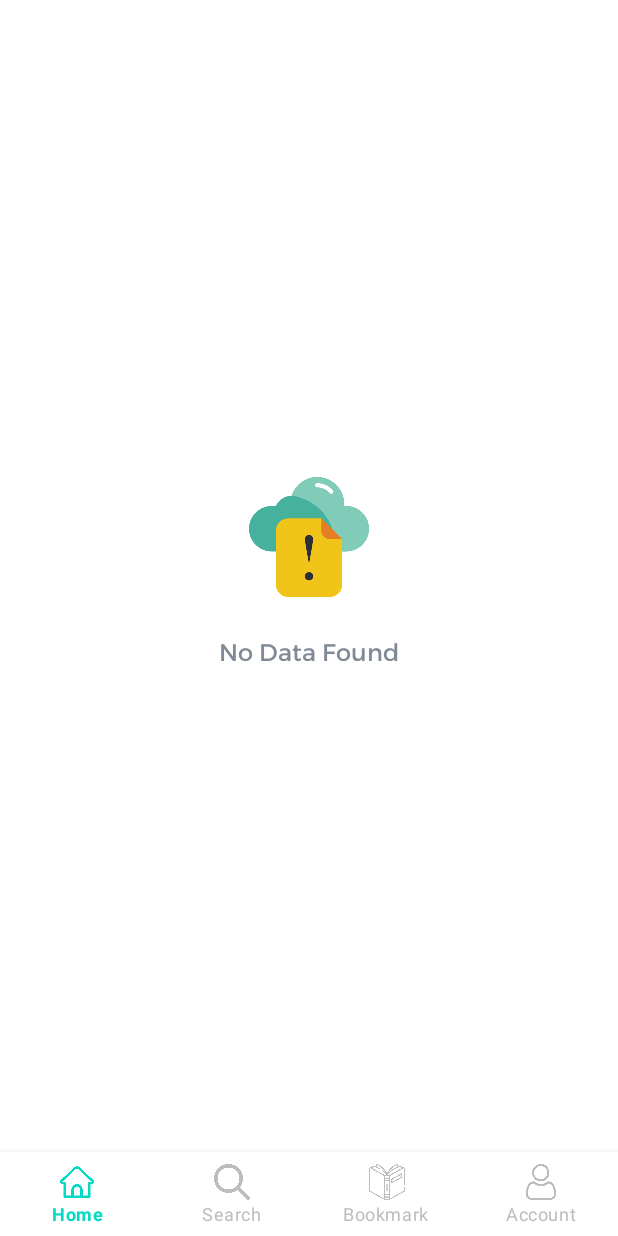
After one commit to jiban95/Newsapp, an Android app: the fragment NewsBookmarkListFragment placed in its activity, on a phone screen of 412 x 824 dp. The commit adds this screen. Run offline under Robolectric (Android 15) with nearby library versions, the phone set to English and light mode, and no system bars; our stand-ins replace Dagger/Hilt's generated code.

Commit message:
Initial Commit

```diff
--- a/app/src/main/java/com/example/newsapp/MainActivity.kt
+++ b/app/src/main/java/com/example/newsapp/MainActivity.kt
@@ -4,6 +4,7 @@ import android.os.Bundle
 import androidx.appcompat.app.AppCompatActivity
 import androidx.fragment.app.Fragment
 import com.example.newsapp.databinding.ActivityMainBinding
+import com.example.newsapp.presentation.news_bookmark.NewsBookmarkListFragment
 import com.example.newsapp.presentation.news_list.NewsListFragment
 import dagger.hilt.android.AndroidEntryPoint
 
@@ -28,8 +29,8 @@ class MainActivity : AppCompatActivity() {
                 R.id.home -> {
                     fragment = NewsListFragment()
                 }
-                R.id.search -> {
-
+                R.id.bookmark -> {
+                    fragment = NewsBookmarkListFragment()
                 }
             }
 
--- a/app/src/main/java/com/example/newsapp/data/model/dao/NewsDao.kt
+++ b/app/src/main/java/com/example/newsapp/data/model/dao/NewsDao.kt
@@ -21,7 +21,7 @@ interface NewsDao {
     @Query("DELETE FROM newData")
     fun deleteAllNews()
 
-    @Query("SELECT * FROM newData WHERE id=:ids")
-    fun getNewsBookMark(ids: Int):NewsBookMark
+    @Query("SELECT * FROM newData")
+    fun getNewsBookMark():List<NewsBookMark>
 
 }
--- a/app/src/main/java/com/example/newsapp/domain/repository/NewsDataRepository.kt
+++ b/app/src/main/java/com/example/newsapp/domain/repository/NewsDataRepository.kt
@@ -14,8 +14,8 @@ class NewsDataRepository @Inject constructor(private val newsDao: NewsDao) {
         newsDao.deleteAllNews()
     }
 
-    fun getNewsBookMark(ids: Int): NewsBookMark {
-        return newsDao.getNewsBookMark(ids)
+    fun getNewsBookMark(): List<NewsBookMark> {
+        return newsDao.getNewsBookMark()
     }
 
     fun getCount(): LiveData<Int> {
--- a/app/src/main/java/com/example/newsapp/domain/use_case/NewsDbUseCase.kt
+++ b/app/src/main/java/com/example/newsapp/domain/use_case/NewsDbUseCase.kt
@@ -15,8 +15,8 @@ class NewsDbUseCase @Inject constructor(private val newsDatabaseRepo: NewsDataRe
         newsDatabaseRepo.deleteNewsBookMark()
     }
 
-    fun getNewsBookMark(ids: Int): NewsBookMark {
-        return newsDatabaseRepo.getNewsBookMark(ids)
+    fun getNewsBookMark(): List<NewsBookMark> {
+        return newsDatabaseRepo.getNewsBookMark()
     }
 
     fun getCount(): LiveData<Int> {
--- /dev/null
+++ b/app/src/main/java/com/example/newsapp/presentation/news_bookmark/NewsBookmarkListFragment.kt
@@ -0,0 +1,49 @@
+package com.example.newsapp.presentation.news_bookmark
+
+import android.os.Bundle
+import android.view.LayoutInflater
+import android.view.View
+import android.view.ViewGroup
+import androidx.fragment.app.Fragment
+import androidx.fragment.app.viewModels
+import androidx.lifecycle.coroutineScope
+import androidx.recyclerview.widget.GridLayoutManager
+import com.example.newsapp.databinding.FragmentNewsbookmarkListBinding
+import com.example.newsapp.presentation.news_db_operation.NewsDatabaseViewModel
+import dagger.hilt.android.AndroidEntryPoint
+
+@AndroidEntryPoint
+class NewsBookmarkListFragment : Fragment() {
+    private val newsDatabaseViewModel: NewsDatabaseViewModel by viewModels()
+    private var _binding: FragmentNewsbookmarkListBinding? = null
+
+    override fun onCreateView(
+        inflater: LayoutInflater,
+        container: ViewGroup?,
+        savedInstanceState: Bundle?
+    ): View? {
+        _binding = FragmentNewsbookmarkListBinding.inflate(inflater, container, false)
+        return _binding?.root
+    }
+
+    override fun onViewCreated(view: View, savedInstanceState: Bundle?) {
+        super.onViewCreated(view, savedInstanceState)
+
+        _binding!!.newsRecycler.layoutManager = GridLayoutManager(
+            context,
+            2
+        )
+
+        lifecycle.coroutineScope.launchWhenCreated {
+
+            val newsBookmarkData = newsDatabaseViewModel.getNewsBookMark()
+            if (newsBookmarkData != null && newsBookmarkData.isNotEmpty()) {
+                val newsBookmarkAdapter = NewsBookmarkAdapter(newsBookmarkData)
+                _binding!!.newsRecycler.adapter = newsBookmarkAdapter
+            } else {
+                _binding!!.imgNoRecord.visibility = View.VISIBLE
+                _binding!!.tvNoDataFound.visibility = View.VISIBLE
+            }
+        }
+    }
+}
--- a/app/src/main/java/com/example/newsapp/presentation/news_db_operation/NewsDatabaseViewModel.kt
+++ b/app/src/main/java/com/example/newsapp/presentation/news_db_operation/NewsDatabaseViewModel.kt
@@ -26,8 +26,8 @@ class NewsDatabaseViewModel @Inject constructor(private val newsDbUseCase: NewsD
         }
     }
 
-    suspend fun getNewsBookMark(ids: Int): NewsBookMark = withContext(Dispatchers.IO) {
-        return@withContext newsDbUseCase.getNewsBookMark(ids)
+    suspend fun getNewsBookMark(): List<NewsBookMark> = withContext(Dispatchers.IO) {
+        return@withContext newsDbUseCase.getNewsBookMark()
     }
 
     fun getCount(): LiveData<Int> {
--- /dev/null
+++ b/app/src/main/res/drawable/ic_turned_in.xml
@@ -0,0 +1,5 @@
+<vector android:height="24dp" android:tint="#000000"
+    android:viewportHeight="24" android:viewportWidth="24"
+    android:width="24dp" xmlns:android="http://schemas.android.com/apk/res/android">
+    <path android:fillColor="@android:color/white" android:pathData="M17,3H7c-1.1,0 -1.99,0.9 -1.99,2L5,21l7,-3 7,3V5c0,-1.1 -0.9,-2 -2,-2z"/>
+</vector>
--- /dev/null
+++ b/app/src/main/res/layout/fragment_newsbookmark_list.xml
@@ -0,0 +1,44 @@
+<?xml version="1.0" encoding="utf-8"?>
+<androidx.constraintlayout.widget.ConstraintLayout xmlns:android="http://schemas.android.com/apk/res/android"
+    xmlns:app="http://schemas.android.com/apk/res-auto"
+    android:layout_width="match_parent"
+    android:layout_height="match_parent">
+
+    <androidx.recyclerview.widget.RecyclerView
+        android:id="@+id/newsRecycler"
+        android:layout_width="match_parent"
+        android:layout_height="0dp"
+        android:layout_margin="8dp"
+        app:layout_constraintBottom_toBottomOf="parent"
+        app:layout_constraintEnd_toEndOf="parent"
+        app:layout_constraintStart_toStartOf="parent"
+        app:layout_constraintTop_toTopOf="parent" />
+
+    <androidx.appcompat.widget.AppCompatImageView
+        android:id="@+id/imgNoRecord"
+        android:layout_width="80dp"
+        android:layout_height="80dp"
+        android:src="@drawable/no_data"
+        android:visibility="invisible"
+        app:layout_constraintBottom_toTopOf="@+id/tvNoDataFound"
+        app:layout_constraintEnd_toEndOf="parent"
+        app:layout_constraintStart_toStartOf="parent"
+        app:layout_constraintTop_toTopOf="parent"
+        app:layout_constraintVertical_chainStyle="packed" />
+
+    <androidx.appcompat.widget.AppCompatTextView
+        android:id="@+id/tvNoDataFound"
+        android:layout_width="wrap_content"
+        android:layout_height="wrap_content"
+        android:layout_marginTop="24dp"
+        android:text="@string/no_data_found"
+        android:textColor="@color/black_gray"
+        android:textSize="16sp"
+        android:visibility="invisible"
+        app:fontFamily="@font/regular_font"
+        app:layout_constraintBottom_toBottomOf="parent"
+        app:layout_constraintEnd_toEndOf="parent"
+        app:layout_constraintStart_toStartOf="parent"
+        app:layout_constraintTop_toBottomOf="@+id/imgNoRecord" />
+
+</androidx.constraintlayout.widget.ConstraintLayout>
```
Also changed, not shown: app/src/main/java/com/example/newsapp/domain/model/News.kt (+12 -1 lines), app/src/main/java/com/example/newsapp/presentation/news_bookmark/NewsBookmarkAdapter.kt (added, +41 -0 lines), app/src/main/java/com/example/newsapp/presentation/news_details/DetailsActivity.kt (+34 -7 lines), app/src/main/java/com/example/newsapp/presentation/news_list/NewsListFragment.kt (+5 -19 lines), app/src/main/java/com/example/newsapp/presentation/news_list/NewsVerticalListAdapter.kt (+5 -5 lines).
